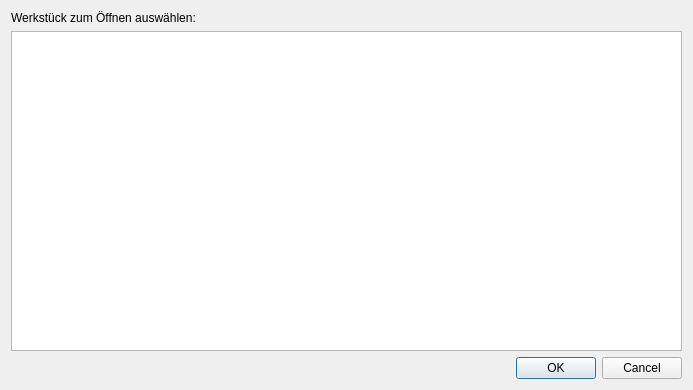
Old version of the form tailors_assistant/workpieceselector.ui in the repository flauschzelle/tailors-assistant.
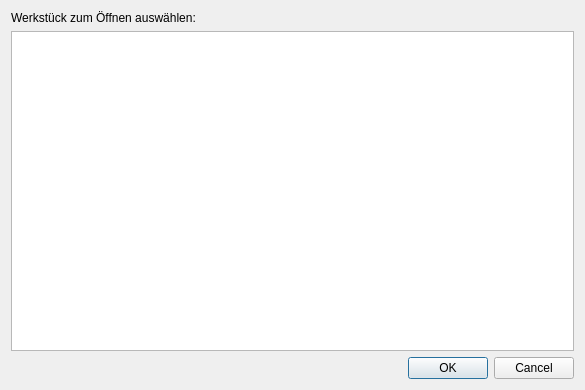
New version of the form.

```diff
--- a/tailors_assistant/workpieceselector.ui
+++ b/tailors_assistant/workpieceselector.ui
@@ -6,7 +6,7 @@
    <rect>
     <x>0</x>
     <y>0</y>
-    <width>693</width>
+    <width>585</width>
     <height>390</height>
    </rect>
   </property>
@@ -33,7 +33,7 @@
       <bool>true</bool>
      </property>
      <property name="wordWrap">
-      <bool>true</bool>
+      <bool>false</bool>
      </property>
      <property name="cornerButtonEnabled">
       <bool>false</bool>
```
Left out of the diff: 3 changed lines with no effect on the pictures.
